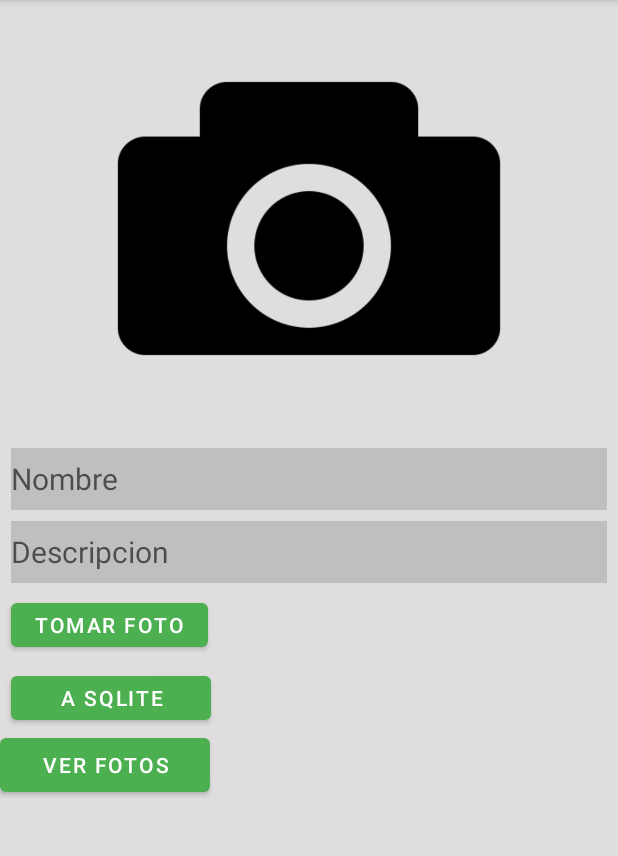
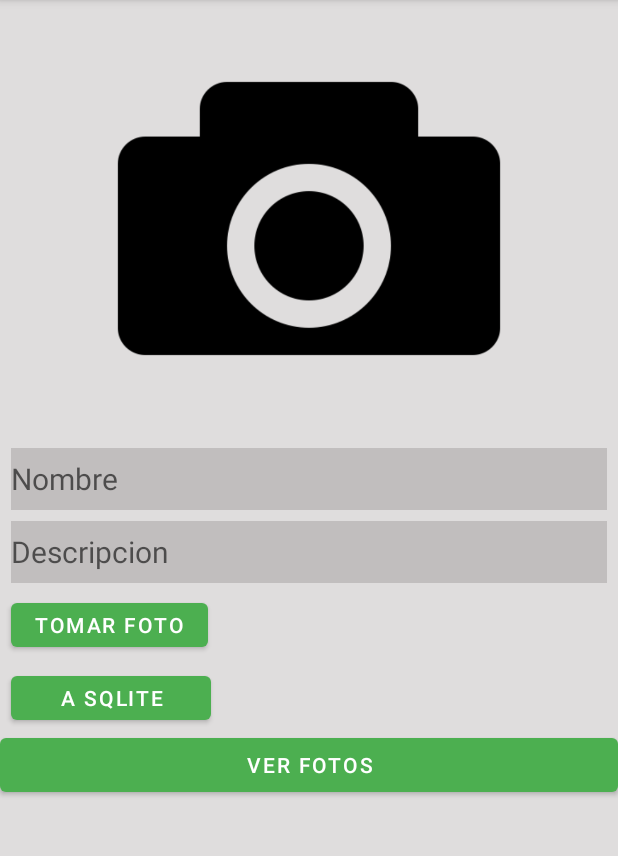
Before and after one commit to ajocasar/PM01Ejercicio4, an Android app: the screen it shows after launch (MainActivity), on a phone screen of 412 x 824 dp, the part 84-940 px from its top. Run offline under Robolectric (Android 15) with nearby library versions, the phone set to English and light mode, and no system bars.

Commit message:
Commit 25/6/22 parte 2

```diff
--- a/app/src/main/res/layout/activity_main.xml
+++ b/app/src/main/res/layout/activity_main.xml
@@ -58,7 +58,7 @@
 
     <Button
         android:id="@+id/btnPhotos"
-        android:layout_width="140dp"
+        android:layout_width="match_parent"
         android:layout_height="wrap_content"
         android:text="Ver Fotos" />
 
```
